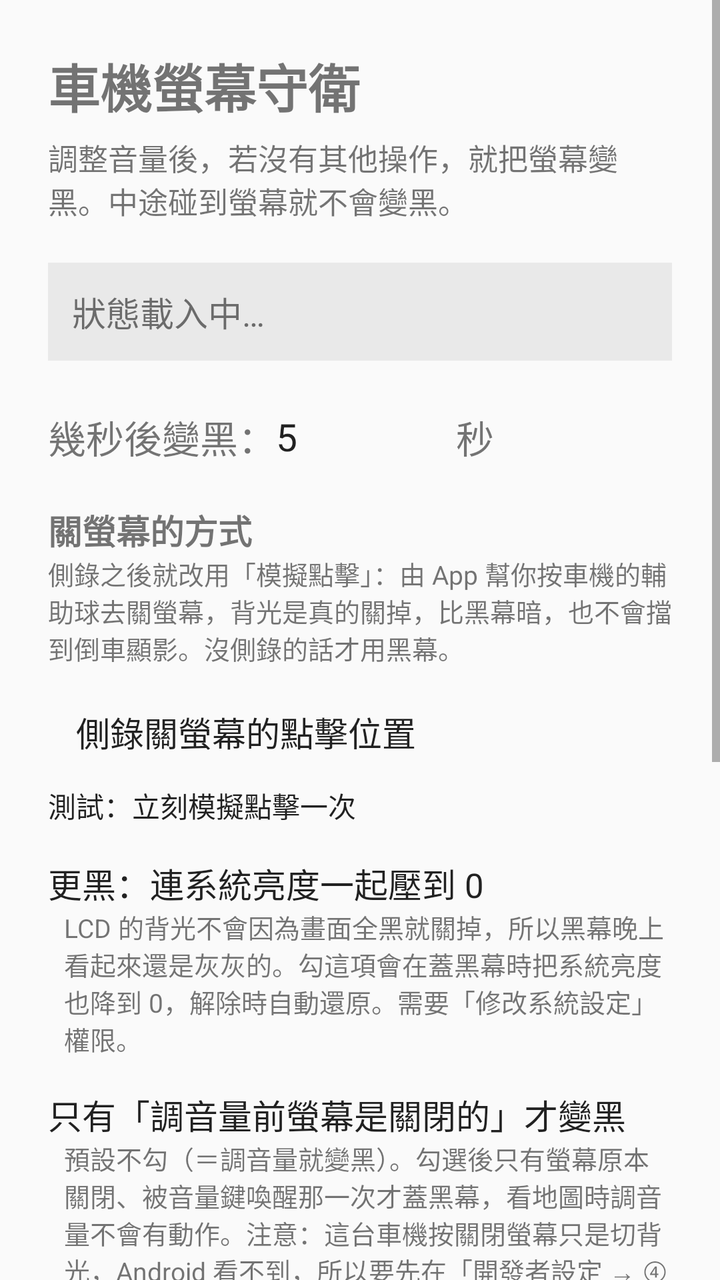
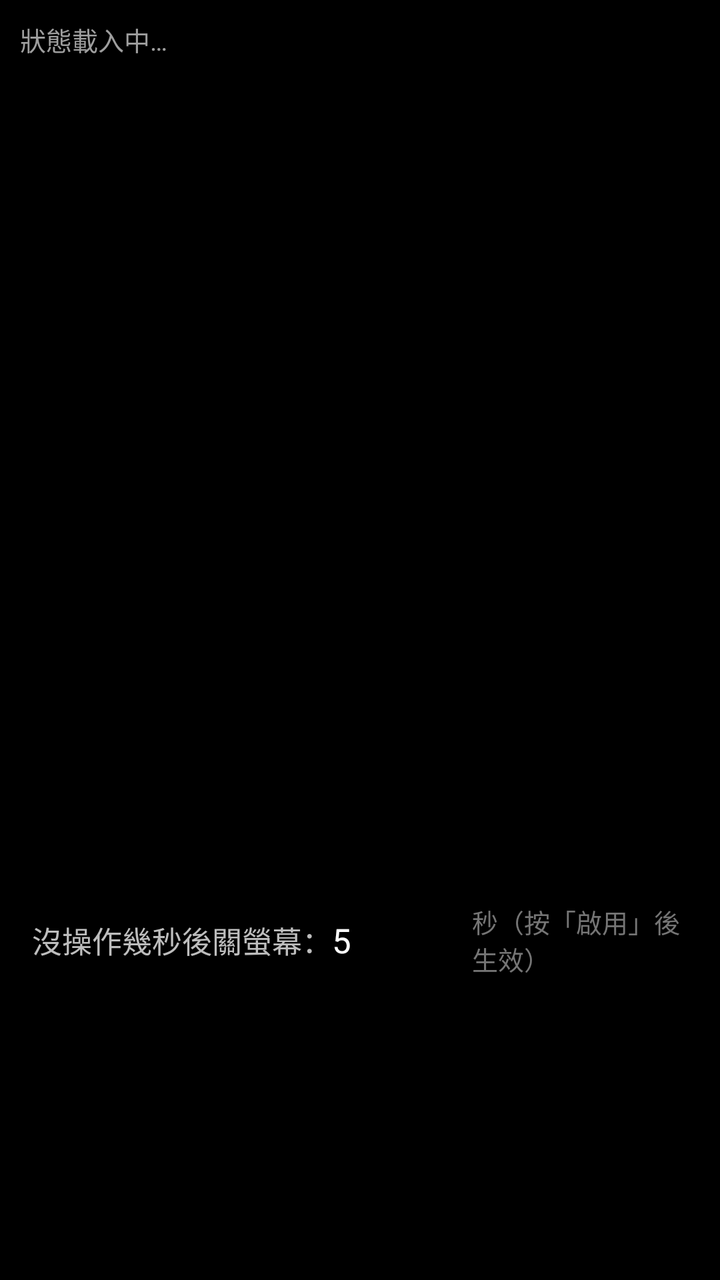

Screens rendered from an Android XML layout before and after an edit, with the pre-edit source and the edit as a unified diff.
<!-- AndroidManifest.xml: application theme Theme.ScreenGuard -->
<!-- res/layout/activity_simple.xml -->
<?xml version="1.0" encoding="utf-8"?>
<ScrollView xmlns:android="http://schemas.android.com/apk/res/android"
    android:layout_width="match_parent"
    android:layout_height="match_parent">

    <LinearLayout
        android:layout_width="match_parent"
        android:layout_height="wrap_content"
        android:orientation="vertical"
        android:padding="24dp">

        <TextView
            android:layout_width="wrap_content"
            android:layout_height="wrap_content"
            android:text="車機螢幕守衛"
            android:textSize="26sp"
            android:textStyle="bold" />

        <TextView
            android:layout_width="match_parent"
            android:layout_height="wrap_content"
            android:layout_marginTop="6dp"
            android:textSize="15sp"
            android:text="調整音量後，若沒有其他操作，就把螢幕變黑。中途碰到螢幕就不會變黑。" />

        <TextView
            android:id="@+id/statusSimple"
            android:layout_width="match_parent"
            android:layout_height="wrap_content"
            android:layout_marginTop="20dp"
            android:padding="12dp"
            android:background="#11000000"
            android:textSize="17sp"
            android:text="狀態載入中…" />

        <LinearLayout
            android:layout_width="match_parent"
            android:layout_height="wrap_content"
            android:layout_marginTop="24dp"
            android:gravity="center_vertical"
            android:orientation="horizontal">

            <TextView
                android:layout_width="wrap_content"
                android:layout_height="wrap_content"
                android:text="幾秒後變黑："
                android:textSize="19sp" />

            <EditText
                android:id="@+id/editSec"
                android:layout_width="90dp"
                android:layout_height="wrap_content"
                android:inputType="number"
                android:singleLine="true"
                android:textSize="19sp"
                android:text="5" />

            <TextView
                android:layout_width="wrap_content"
                android:layout_height="wrap_content"
                android:text="秒"
                android:textSize="19sp" />
        </LinearLayout>

        <TextView
            android:layout_width="match_parent"
            android:layout_height="wrap_content"
            android:layout_marginTop="20dp"
            android:text="關螢幕的方式"
            android:textSize="17sp"
            android:textStyle="bold" />

        <TextView
            android:layout_width="match_parent"
            android:layout_height="wrap_content"
            android:textSize="13sp"
            android:text="側錄之後就改用「模擬點擊」：由 App 幫你按車機的輔助球去關螢幕，背光是真的關掉，比黑幕暗，也不會擋到倒車顯影。沒側錄的話才用黑幕。" />

        <Button
            android:id="@+id/btnRecordTaps"
            android:layout_width="match_parent"
            android:layout_height="wrap_content"
            android:layout_marginTop="6dp"
            android:padding="14dp"
            android:text="側錄關螢幕的點擊位置"
            android:textSize="17sp" />

        <Button
            android:id="@+id/btnTestTaps"
            android:layout_width="match_parent"
            android:layout_height="wrap_content"
            android:text="測試：立刻模擬點擊一次" />

        <CheckBox
            android:id="@+id/checkDimSystem"
            android:layout_width="match_parent"
            android:layout_height="wrap_content"
            android:layout_marginTop="16dp"
            android:text="更黑：連系統亮度一起壓到 0"
            android:textSize="17sp" />

        <TextView
            android:layout_width="match_parent"
            android:layout_height="wrap_content"
            android:layout_marginStart="8dp"
            android:textSize="13sp"
            android:text="LCD 的背光不會因為畫面全黑就關掉，所以黑幕晚上看起來還是灰灰的。勾這項會在蓋黑幕時把系統亮度也降到 0，解除時自動還原。需要「修改系統設定」權限。" />

        <CheckBox
            android:id="@+id/checkRequireOff"
            android:layout_width="match_parent"
            android:layout_height="wrap_content"
            android:layout_marginTop="16dp"
            android:text="只有「調音量前螢幕是關閉的」才變黑"
            android:textSize="17sp" />

        <TextView
            android:layout_width="match_parent"
            android:layout_height="wrap_content"
            android:layout_marginStart="8dp"
            android:textSize="13sp"
            android:text="預設不勾（＝調音量就變黑）。勾選後只有螢幕原本關閉、被音量鍵喚醒那一次才蓋黑幕，看地圖時調音量不會有動作。注意：這台車機按關閉螢幕只是切背光，Android 看不到，所以要先在「開發者設定 → ④ 進階觸發」填好關閉螢幕按鈕的事件特徵，這個勾選才有意義。" />

        <Button
            android:id="@+id/btnDarkNow"
            android:layout_width="match_parent"
            android:layout_height="wrap_content"
            android:layout_marginTop="12dp"
            android:padding="12dp"
            android:text="立刻變黑（進入暗模式）"
            android:textSize="17sp" />

        <Button
            android:id="@+id/btnStart"
            android:layout_width="match_parent"
            android:layout_height="wrap_content"
            android:layout_marginTop="20dp"
            android:padding="18dp"
            android:text="開始使用"
            android:textSize="20sp"
            android:textStyle="bold" />

        <Button
            android:id="@+id/btnStop"
            android:layout_width="match_parent"
            android:layout_height="wrap_content"
            android:layout_marginTop="8dp"
            android:padding="10dp"
            android:text="停止"
            android:textSize="16sp" />

        <TextView
            android:layout_width="match_parent"
            android:layout_height="wrap_content"
            android:layout_marginTop="20dp"
            android:textSize="13sp"
            android:text="開始使用後就可以關掉這個 App，它會在背景繼續運作。\n\n開車途中要臨時讓螢幕一直亮著（例如在不熟的路上看地圖）：往下滑開通知欄，裡面有常駐的「開啟／關閉」按鈕，通知標題也會顯示目前狀態。" />

        <Button
            android:id="@+id/btnDev"
            android:layout_width="wrap_content"
            android:layout_height="wrap_content"
            android:layout_marginTop="24dp"
            android:text="開發者設定"
            android:textSize="13sp" />

    </LinearLayout>
</ScrollView>
<!-- resources referenced by this layout -->
<resources>
  <style name="Theme.ScreenGuard" parent="@android:style/Theme.Material.Light.DarkActionBar" />
</resources>

<!-- the commit's change to res/layout/activity_simple.xml (unified diff, before → after) -->
@@ -1,168 +1,121 @@
 <?xml version="1.0" encoding="utf-8"?>
-<ScrollView xmlns:android="http://schemas.android.com/apk/res/android"
+<LinearLayout xmlns:android="http://schemas.android.com/apk/res/android"
     android:layout_width="match_parent"
-    android:layout_height="match_parent">
+    android:layout_height="match_parent"
+    android:background="#000000"
+    android:orientation="vertical"
+    android:padding="10dp">
 
+    <TextView
+        android:id="@+id/statusSimple"
+        android:layout_width="match_parent"
+        android:layout_height="wrap_content"
+        android:paddingBottom="6dp"
+        android:textColor="#9E9E9E"
+        android:textSize="13sp"
+        android:text="狀態載入中…" />
+
+    
     <LinearLayout
         android:layout_width="match_parent"
-        android:layout_height="wrap_content"
-        android:orientation="vertical"
-        android:padding="24dp">
+        android:layout_height="0dp"
+        android:layout_weight="7"
+        android:orientation="horizontal">
 
-        <TextView
-            android:layout_width="wrap_content"
-            android:layout_height="wrap_content"
-            android:text="車機螢幕守衛"
-            android:textSize="26sp"
+        <Button
+            android:id="@+id/btnStart"
+            android:layout_width="0dp"
+            android:layout_height="match_parent"
+            android:layout_weight="1"
+            android:layout_margin="6dp"
+            android:text="啟用"
+            android:textSize="34sp"
             android:textStyle="bold" />
 
-        <TextView
-            android:layout_width="match_parent"
-            android:layout_height="wrap_content"
-            android:layout_marginTop="6dp"
-            android:textSize="15sp"
-            android:text="調整音量後，若沒有其他操作，就把螢幕變黑。中途碰到螢幕就不會變黑。" />
+        <Button
+            android:id="@+id/btnStop"
+            android:layout_width="0dp"
+            android:layout_height="match_parent"
+            android:layout_weight="1"
+            android:layout_margin="6dp"
+            android:text="停止"
+            android:textSize="34sp"
+            android:textStyle="bold" />
+    </LinearLayout>
 
-        <TextView
-            android:id="@+id/statusSimple"
-            android:layout_width="match_parent"
-            android:layout_height="wrap_content"
-            android:layout_marginTop="20dp"
-            android:padding="12dp"
-            android:background="#11000000"
-            android:textSize="17sp"
-            android:text="狀態載入中…" />
+    
+    <LinearLayout
+        android:layout_width="match_parent"
+        android:layout_height="0dp"
+        android:layout_weight="3"
+        android:orientation="vertical">
 
         <LinearLayout
             android:layout_width="match_parent"
             android:layout_height="wrap_content"
-            android:layout_marginTop="24dp"
             android:gravity="center_vertical"
-            android:orientation="horizontal">
+            android:orientation="horizontal"
+            android:paddingStart="6dp"
+            android:paddingEnd="6dp">
 
             <TextView
                 android:layout_width="wrap_content"
                 android:layout_height="wrap_content"
-                android:text="幾秒後變黑："
-                android:textSize="19sp" />
+                android:text="沒操作幾秒後關螢幕："
+                android:textColor="#BDBDBD"
+                android:textSize="15sp" />
 
             <EditText
                 android:id="@+id/editSec"
-                android:layout_width="90dp"
+                android:layout_width="70dp"
                 android:layout_height="wrap_content"
                 android:inputType="number"
                 android:singleLine="true"
-                android:textSize="19sp"
+                android:textColor="#FFFFFF"
+                android:textSize="17sp"
                 android:text="5" />
 
             <TextView
-                android:layout_width="wrap_content"
+                android:layout_width="0dp"
+                android:layout_weight="1"
                 android:layout_height="wrap_content"
-                android:text="秒"
-                android:textSize="19sp" />
+                android:text="秒（按「啟用」後生效）"
+                android:textColor="#757575"
+                android:textSize="13sp" />
         </LinearLayout>
 
-        <TextView
+        <LinearLayout
             android:layout_width="match_parent"
-            android:layout_height="wrap_content"
-            android:layout_marginTop="20dp"
-            android:text="關螢幕的方式"
-            android:textSize="17sp"
-            android:textStyle="bold" />
+            android:layout_height="0dp"
+            android:layout_weight="1"
+            android:orientation="horizontal">
 
-        <TextView
-            android:layout_width="match_parent"
-            android:layout_height="wrap_content"
-            android:textSize="13sp"
-            android:text="側錄之後就改用「模擬點擊」：由 App 幫你按車機的輔助球去關螢幕，背光是真的關掉，比黑幕暗，也不會擋到倒車顯影。沒側錄的話才用黑幕。" />
+            <Button
+                android:id="@+id/btnRecordTaps"
+                android:layout_width="0dp"
+                android:layout_height="match_parent"
+                android:layout_weight="1"
+                android:layout_margin="6dp"
+                android:text="側錄關螢幕位置"
+                android:textSize="15sp" />
 
-        <Button
-            android:id="@+id/btnRecordTaps"
-            android:layout_width="match_parent"
-            android:layout_height="wrap_content"
-            android:layout_marginTop="6dp"
-            android:padding="14dp"
-            android:text="側錄關螢幕的點擊位置"
-            android:textSize="17sp" />
+            <Button
+                android:id="@+id/btnTestTaps"
+                android:layout_width="0dp"
+                android:layout_height="match_parent"
+                android:layout_weight="1"
+                android:layout_margin="6dp"
+                android:text="測試模擬點擊"
+                android:textSize="15sp" />
 
-        <Button
-            android:id="@+id/btnTestTaps"
-            android:layout_width="match_parent"
-            android:layout_height="wrap_content"
-            android:text="測試：立刻模擬點擊一次" />
-
-        <CheckBox
-            android:id="@+id/checkDimSystem"
-            android:layout_width="match_parent"
-            android:layout_height="wrap_content"
-            android:layout_marginTop="16dp"
-            android:text="更黑：連系統亮度一起壓到 0"
-            android:textSize="17sp" />
-
-        <TextView
-            android:layout_width="match_parent"
-            android:layout_height="wrap_content"
-            android:layout_marginStart="8dp"
-            android:textSize="13sp"
-            android:text="LCD 的背光不會因為畫面全黑就關掉，所以黑幕晚上看起來還是灰灰的。勾這項會在蓋黑幕時把系統亮度也降到 0，解除時自動還原。需要「修改系統設定」權限。" />
-
-        <CheckBox
-            android:id="@+id/checkRequireOff"
-            android:layout_width="match_parent"
-            android:layout_height="wrap_content"
-            android:layout_marginTop="16dp"
-            android:text="只有「調音量前螢幕是關閉的」才變黑"
-            android:textSize="17sp" />
-
-        <TextView
-            android:layout_width="match_parent"
-            android:layout_height="wrap_content"
-            android:layout_marginStart="8dp"
-            android:textSize="13sp"
-            android:text="預設不勾（＝調音量就變黑）。勾選後只有螢幕原本關閉、被音量鍵喚醒那一次才蓋黑幕，看地圖時調音量不會有動作。注意：這台車機按關閉螢幕只是切背光，Android 看不到，所以要先在「開發者設定 → ④ 進階觸發」填好關閉螢幕按鈕的事件特徵，這個勾選才有意義。" />
-
-        <Button
-            android:id="@+id/btnDarkNow"
-            android:layout_width="match_parent"
-            android:layout_height="wrap_content"
-            android:layout_marginTop="12dp"
-            android:padding="12dp"
-            android:text="立刻變黑（進入暗模式）"
-            android:textSize="17sp" />
-
-        <Button
-            android:id="@+id/btnStart"
-            android:layout_width="match_parent"
-            android:layout_height="wrap_content"
-            android:layout_marginTop="20dp"
-            android:padding="18dp"
-            android:text="開始使用"
-            android:textSize="20sp"
-            android:textStyle="bold" />
-
-        <Button
-            android:id="@+id/btnStop"
-            android:layout_width="match_parent"
-            android:layout_height="wrap_content"
-            android:layout_marginTop="8dp"
-            android:padding="10dp"
-            android:text="停止"
-            android:textSize="16sp" />
-
-        <TextView
-            android:layout_width="match_parent"
-            android:layout_height="wrap_content"
-            android:layout_marginTop="20dp"
-            android:textSize="13sp"
-            android:text="開始使用後就可以關掉這個 App，它會在背景繼續運作。\n\n開車途中要臨時讓螢幕一直亮著（例如在不熟的路上看地圖）：往下滑開通知欄，裡面有常駐的「開啟／關閉」按鈕，通知標題也會顯示目前狀態。" />
-
-        <Button
-            android:id="@+id/btnDev"
-            android:layout_width="wrap_content"
-            android:layout_height="wrap_content"
-            android:layout_marginTop="24dp"
-            android:text="開發者設定"
-            android:textSize="13sp" />
-
+            <Button
+                android:id="@+id/btnDev"
+                android:layout_width="0dp"
+                android:layout_height="match_parent"
+                android:layout_weight="1"
+                android:layout_margin="6dp"
+                android:text="開發者模式"
+                android:textSize="15sp" />
+        </LinearLayout>
     </LinearLayout>
-</ScrollView>
+</LinearLayout>
